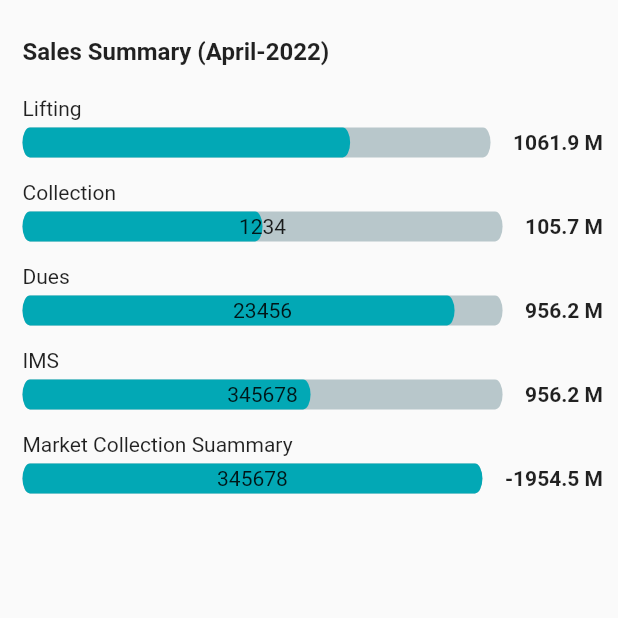
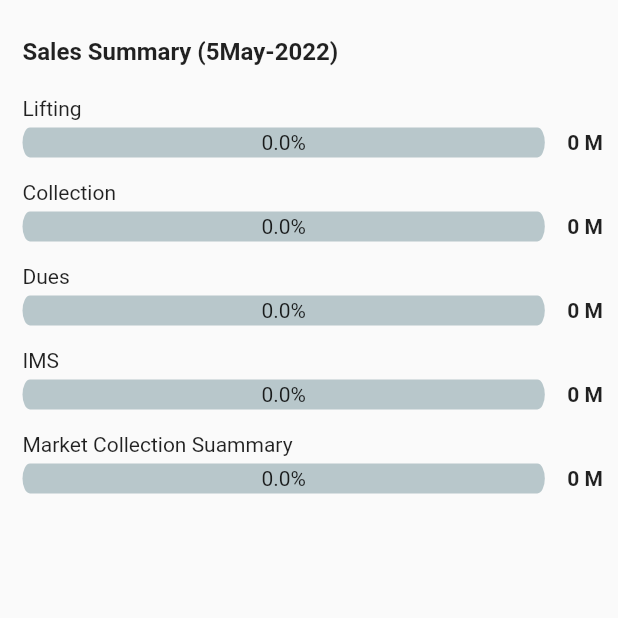
Before and after one commit to andsayem/idash_app, a Flutter app: the SalesWidget screen opened directly, on a phone screen of 412 x 824 dp, the top half of it. Run offline on Flutter 3.47's test engine with Material 2 defaults, Android fonts, the phone set to English and light mode, and no system bars; drawn by our look-alikes of percent_indicator; our stand-ins replace charts_flutter, curved_navigation_bar, fluttertoast, image_picker, modal_bottom_sheet, shared_preferences and 1 more; accounts and stored records are empty; network calls fail.

Commit message:
Update iDash App

```diff
--- a/lib/api/api.dart
+++ b/lib/api/api.dart
@@ -50,7 +50,7 @@ class CallApi {
        SharedPreferences localStorage = await SharedPreferences.getInstance();
     var token = localStorage.getString('token').toString();
     var fullUrl = _url + apiUrl;
-   // print(token);
+    print(fullUrl);
     return await http.get(Uri.parse(fullUrl), headers:{
         'Content-type': 'application/json',
         'Accept': 'application/json' ,
--- /dev/null
+++ b/lib/models/Breakdown.dart
@@ -0,0 +1,92 @@
+import 'dart:convert';
+List<Breakdown> breakdownFromJson(String str) => List<Breakdown>.from(json.decode(str).map((x) => Breakdown.fromJson(x)));
+String breakdownToJson(List<Breakdown> data) => json.encode(List<dynamic>.from(data.map((x) => x.toJson())));
+class Breakdown {
+  Breakdown({
+    required this.id,
+    required this.channelId,
+    required this.channelName,
+    required this.dataMonth,
+    required this.liftingTarget,
+    required this.billed,
+    required this.delivered,
+    required this.primaryCollection,
+    required this.imsTarget,
+    required this.ims,
+    required this.marketCollection,
+    required this.memoTarget,
+    required this.memoQty,
+    required this.pgTarget,
+    required this.pgCover,
+    required this.totalRetailer,
+    required this.businessRetailer,
+    required this.createdAt,
+    required this.updatedAt,
+    required this.status,
+  });
+  int id;
+  int channelId;
+  String channelName;
+  DateTime dataMonth;
+  String liftingTarget;
+  String billed;
+  String delivered;
+  String primaryCollection;
+  String imsTarget;
+  String ims;
+  String marketCollection;
+  int memoTarget;
+  int memoQty;
+  int pgTarget;
+  int pgCover;
+  int totalRetailer;
+  int businessRetailer;
+  DateTime createdAt;
+  DateTime updatedAt;
+  int status;
+  factory Breakdown.fromJson(Map<String, dynamic> json) => Breakdown(
+    id: json["id"],
+    channelId: json["channel_id"],
+    channelName: json["channel_name"],
+    dataMonth: DateTime.parse(json["data_month"]),
+    liftingTarget: json["lifting_target"],
+    billed: json["billed"],
+    delivered: json["delivered"],
+    primaryCollection: json["primary_collection"],
+    imsTarget: json["ims_target"],
+    ims: json["ims"],
+    marketCollection: json["market_collection"],
+    memoTarget: json["memo_target"],
+    memoQty: json["memo_qty"],
+    pgTarget: json["pg_target"],
+    pgCover: json["pg_cover"],
+    totalRetailer: json["total_retailer"],
+    businessRetailer: json["business_retailer"],
+    createdAt: DateTime.parse(json["created_at"]),
+    updatedAt: DateTime.parse(json["updated_at"]),
+    status: json["status"],
+  );
+
+  Map<String, dynamic> toJson() => {
+    "id": id,
+    "channel_id": channelId,
+    "channel_name": channelName,
+    "data_month": "${dataMonth.year.toString().padLeft(4, '0')}-${dataMonth.month.toString().padLeft(2, '0')}-${dataMonth.day.toString().padLeft(2, '0')}",
+    "lifting_target": liftingTarget,
+    "billed": billed,
+    "delivered": delivered,
+    "primary_collection": primaryCollection,
+    "ims_target": imsTarget,
+    "ims": ims,
+    "market_collection": marketCollection,
+    "memo_target": memoTarget,
+    "memo_qty": memoQty,
+    "pg_target": pgTarget,
+    "pg_cover": pgCover,
+    "total_retailer": totalRetailer,
+    "business_retailer": businessRetailer,
+    "created_at": createdAt.toIso8601String(),
+    "updated_at": updatedAt.toIso8601String(),
+    "status": status,
+  };
+}
--- a/lib/services/remote_services.dart
+++ b/lib/services/remote_services.dart
@@ -1,6 +1,7 @@
 import 'dart:convert';
 import 'package:http/http.dart' as http;
 import 'package:idash/api/api.dart';
+import 'package:idash/models/Breakdown.dart';
 import 'package:idash/models/Profile.dart';
 import 'package:idash/models/SalesSummary.dart';
 class RemoteServices {
@@ -35,8 +36,8 @@ class RemoteServices {
       return null;
     }
   }
-  static Future<List<SalesSummary>?> fetchSalesSummary() async {
-    var response = await  CallApi().getData('sales_summary');
+  static Future<List<SalesSummary>?> fetchSalesSummary(String filter) async {
+    var response = await  CallApi().getData('sales_summary'+filter);
     if (response.statusCode == 200) {
        var jsonString = response.body;
       return  salesSummaryFromJson(jsonString);
@@ -46,4 +47,16 @@ class RemoteServices {
     }
   }
 
+
+  static Future<List<Breakdown>?> fetchBreakdown(String filter) async {
+    var response = await  CallApi().getData('sales_summary'+filter);
+    if (response.statusCode == 200) {
+      var jsonString = response.body;
+      return  breakdownFromJson(jsonString);
+    } else {
+      //show error message
+      return null;
+    }
+  }
+
 }
--- a/lib/views/summary_widget/SalesWidget.dart
+++ b/lib/views/summary_widget/SalesWidget.dart
@@ -1,26 +1,58 @@
+// ignore_for_file: non_constant_identifier_names
+
+import 'package:flutter/cupertino.dart';
 import 'package:flutter/material.dart';
 import 'package:idash/constants.dart';
+import 'package:idash/models/SalesSummary.dart';
 import 'package:idash/services/remote_services.dart';
+import 'package:idash/views/summary_widget/ModalSales.dart';
 import 'package:percent_indicator/percent_indicator.dart';
-
+import 'package:intl/intl.dart';
+import 'package:modal_bottom_sheet/modal_bottom_sheet.dart';
 class SalesWidget extends StatefulWidget {
   @override
   State<SalesWidget> createState() => _SalesWidgetState();
 }
 
 class _SalesWidgetState extends State<SalesWidget> {
-  String imsTarget = '';
-  String lifting = '';
+  // String imsTarget = '';
+  // String lifting = '';
+  List Reportlist = <SalesSummary>[];
+  String current_month = DateFormat('MMMM').format(new DateTime.now());
+  String current_year = DateFormat('y').format(new DateTime.now());
+  String current_month_id = DateFormat('M').format(new DateTime.now());
+  String liftingValue ='0' ;
+  double liftingPer = 0.0;
+  String collectionValue  = '0';
+  double collectionPer = 0.0;
+  String deusValue  = '0';
+  double deusPer = 0.0 ;
+  String imsValue  = '0';
+  double imsPer = 0.0 ;
+  String imsCollValue  = '0';
+  double imsCollPer = 0.0 ;
   void initState() {
     super.initState();
     getApiData();
   }
 
   getApiData() async {
-    var info = await RemoteServices.fetchSalesSummary();
+    var info = await RemoteServices.fetchSalesSummary('?data_month='+current_year+'-'+current_month_id);
+
     setState(() {
-      imsTarget = info![0].imsTarget;
-      lifting = info![0].lifting;
+        Reportlist = info!  ;
+        liftingValue = (double.parse( Reportlist[0].lifting)/1000000).toStringAsFixed(1);
+        liftingPer = double.parse((double.parse(Reportlist[0].lifting) / double.parse(Reportlist[0].liftingTarget)).toStringAsFixed(2));
+        collectionValue = (double.parse( Reportlist[0].primaryCollection)/1000000).toStringAsFixed(1);
+        collectionPer = double.parse((double.parse(Reportlist[0].primaryCollection) / double.parse(Reportlist[0].lifting)).toStringAsFixed(2));
+        deusValue  = ((double.parse( Reportlist[0].lifting) - double.parse( Reportlist[0].primaryCollection)) /1000000).toStringAsFixed(1);
+        deusPer =  double.parse(((double.parse( Reportlist[0].lifting) - double.parse( Reportlist[0].primaryCollection)) /  double.parse( Reportlist[0].lifting)).toStringAsFixed(1));
+        imsValue = (double.parse( Reportlist[0].ims)/1000000).toStringAsFixed(1);
+        imsPer =  double.parse((double.parse(Reportlist[0].marketCollection) / double.parse(Reportlist[0].ims)).toStringAsFixed(2));
+        imsCollValue = ((double.parse( Reportlist[0].ims) -  double.parse( Reportlist[0].marketCollection)) / 1000000).toStringAsFixed(1);
+        imsCollPer =   double.parse((double.parse(Reportlist[0].marketCollection) / double.parse(Reportlist[0].ims)).toStringAsFixed(2));
+        // deusValue  = ((double.parse( Reportlist[0].lifting) - double.parse( Reportlist[0].primaryCollection)) /1000000).toStringAsFixed(1);
+        // deusPer =  double.parse(((double.parse( Reportlist[0].lifting) - double.parse( Reportlist[0].primaryCollection)) /  double.parse( Reportlist[0].lifting)).toStringAsFixed(1));
     });
   }
 
@@ -35,13 +67,13 @@ class _SalesWidgetState extends State<SalesWidget> {
                  padding: const EdgeInsets.only(left: 15 , top: 15 , bottom: 10),
                  child: Align(
                    alignment: Alignment.topLeft,
-                   child: Text('Sales Summary (April-2022)' , style: TextStyle( fontWeight: FontWeight.bold , fontSize: 16),)),
+                   child: Text('Sales Summary (' + current_month_id + current_month.toString() + '-' +current_year.toString()+')', style: TextStyle( fontWeight: FontWeight.bold , fontSize: 16),)),
                ),
-               presentCard(context, 'Lifting' , 0.7 , lifting , '1061.9 M'),
-               presentCard(context, 'Collection ', 0.5, '1234' , '105.7 M'),
-               presentCard(context, 'Dues ', 0.9, '23456' , '956.2 M'),
-               presentCard(context, 'IMS ', 0.6, '345678' , '956.2 M'),
-               presentCard(context, 'Market Collection Suammary  ', 1, '345678' , '-1954.5 M'),
+               presentCard(context, 'Lifting' , liftingPer ,  (liftingPer * 100).toString()+'%'  , liftingValue+' M'),
+               presentCard(context, 'Collection ', collectionPer ,( collectionPer * 100 ).toString() +'%', collectionValue+' M'),
+               presentCard(context, 'Dues ', deusPer , ( deusPer * 100 ).toString() +'%' , deusValue+' M'),
+               presentCard(context, 'IMS ', imsPer , ( imsPer * 100 ).toString() +'%' , imsValue+' M'),
+               presentCard(context, 'Market Collection Suammary  ', imsCollPer , ( imsCollPer * 100 ).toString() +'%' , imsCollValue+' M'),
             ],
           ),
         ),
@@ -59,12 +91,24 @@ class _SalesWidgetState extends State<SalesWidget> {
     return Container(
       child: Column(
         children: [
+          GestureDetector (
+        //   onTap: () => Navigator.of(context).push(
+        // MaterialWithModalsPageRoute(
+        //     builder: (context) => SimpleModal())),
+          onTap: () => showBarModalBottomSheet(
+            expand: true,
+            context: context,
+            backgroundColor: Colors.transparent,
+            builder: (context) => SalesModal(title),
+          ),
+      child :
           Padding(
             padding: const EdgeInsets.only(left: 15, top: 10, right: 15),
             child: Align(
               alignment: Alignment.topLeft,
               child: Text(title),
             ),
+          ),
           ),
           Row(
             children: [
--- /dev/null
+++ b/lib/views/summary_widget/app_config.dart
@@ -0,0 +1 @@
+// TODO Implement this library.
--- a/pubspec.yaml
+++ b/pubspec.yaml
@@ -41,6 +41,8 @@ dependencies:
   chart_engine: ^2.0.3
   syncfusion_flutter_charts: ^20.1.48
   percent_indicator: ^4.0.0
+  modal_bottom_sheet: ^2.0.1
+  charts_flutter: ^0.12.0
 
 dev_dependencies:
   flutter_test:
```
Also changed, not shown: lib/views/summary_widget/ModalSales.dart (added, +158 -0 lines), pubspec.lock.
